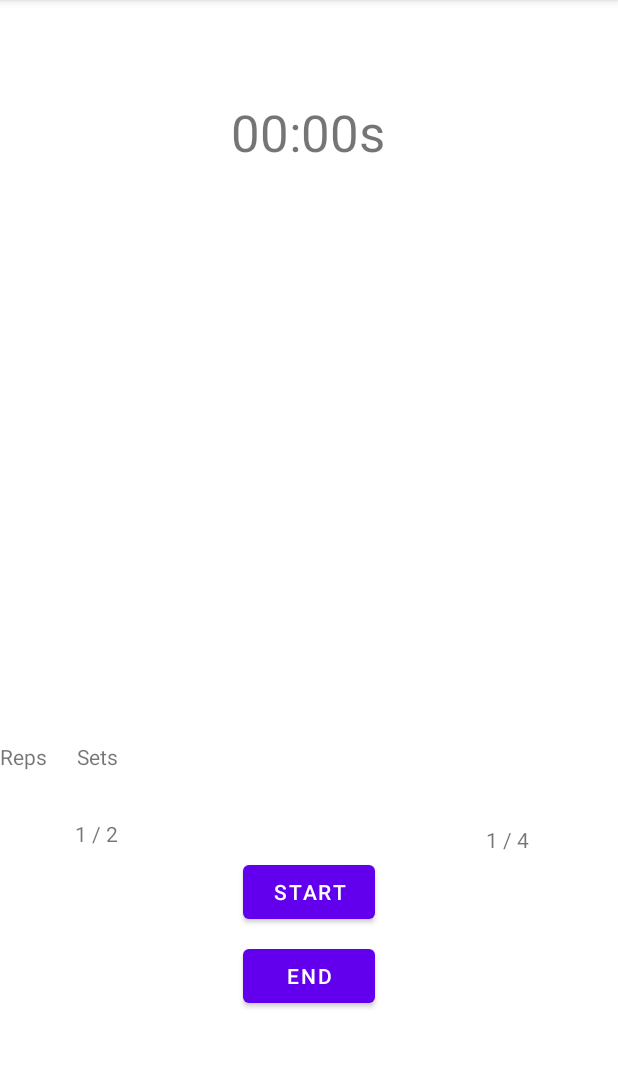
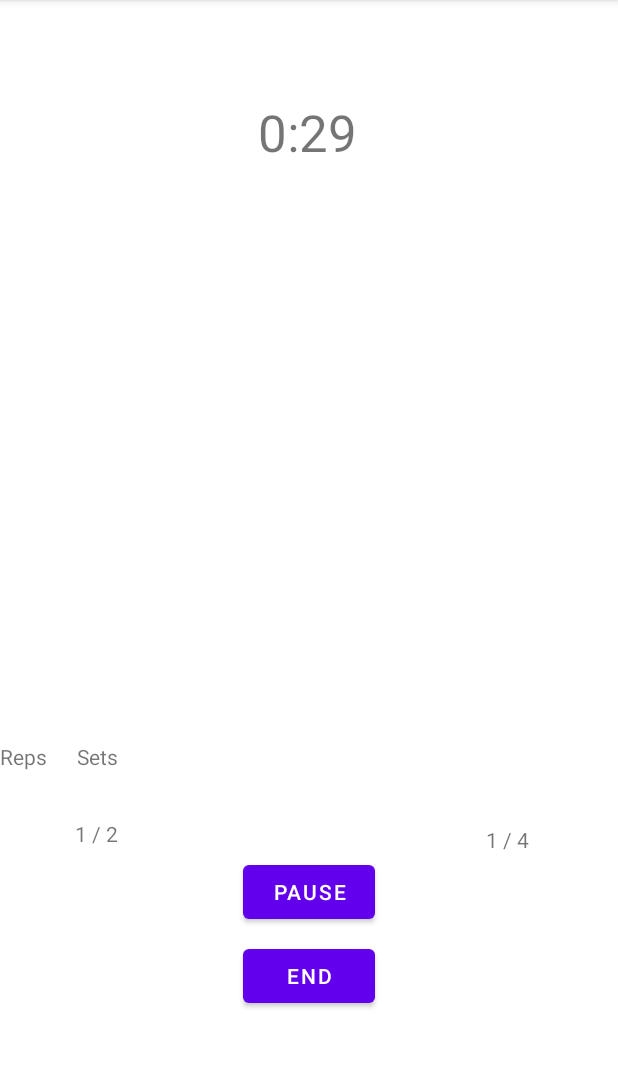
Before and after one commit to 401d11/repose, an Android app: the StretchPageActivity screen opened directly, with no data from a screen before it, after a tap on "START", on a phone screen of 412 x 824 dp, the part 84-1152 px from its top. Run offline under Robolectric (Android 15) with nearby library versions, the phone set to English and light mode, and no system bars.

Commit message:
fine tunes countdown Timer

```diff
--- a/app/src/main/java/com/jrdevsolutions/repose/activities/StretchPageActivity.java
+++ b/app/src/main/java/com/jrdevsolutions/repose/activities/StretchPageActivity.java
@@ -6,6 +6,7 @@ import android.annotation.SuppressLint;
 import android.os.Bundle;
 import android.os.CountDownTimer;
 import android.os.Handler;
+import android.util.Log;
 import android.widget.Button;
 import android.widget.TextView;
 
@@ -16,11 +17,24 @@ import java.util.Timer;
 public class StretchPageActivity extends AppCompatActivity {
 
         TextView timerTextView;
-        long startTime = 0;
-        boolean isTimerAlreadyRunning = false;
+        Button timerButton;
+        long millisLeft = 30000;
+        long min = 0;
+        long sec = 0;
 
+    boolean isTimerAlreadyRunning;
+        CountDownTimer cdTimer;
 
-        //runs without a timer by reposting this handler at the end of the runnable
+    public void timerPause() {
+        cdTimer.cancel();
+    }
+
+    private void timerResume() {
+        Log.i("min", Long.toString(min));
+        Log.i("Sec", Long.toString(sec));
+        timerHandler.postDelayed(timerRunnable, 0);
+    }
+
         Handler timerHandler = new Handler();
         Runnable timerRunnable = new Runnable() {
 
@@ -28,29 +42,31 @@ public class StretchPageActivity extends AppCompatActivity {
             @SuppressLint("DefaultLocale")
             @Override
             public void run() {
-                new CountDownTimer(30000, 1000) {
-                    public void onTick(long millisUntilFinished) {
-                        if(millisUntilFinished >= 10000){
-                        timerTextView.setText(String.format("0:%d", millisUntilFinished / 1000));
-                        } else timerTextView.setText(String.format("0:0%d", millisUntilFinished / 1000));
+                cdTimer = new CountDownTimer(millisLeft, 1000) {
+                    @SuppressLint("SetTextI18n")
+                    public void onTick(long milliTillFinish) {
 
+                        millisLeft = milliTillFinish;
+                        min = (milliTillFinish / (1000 * 60));
+                        sec = ((milliTillFinish / 1000) - min * 60);
 
-//                                "Seconds remaining: " + millisUntilFinished / 1000);
+                        if(sec >= 10){
+                        timerTextView.setText(Long.toString(min) + ":" + Long.toString(sec));
+                        } else timerTextView.setText(Long.toString(min) + ":0" + Long.toString(sec));
+
+                        Log.i("Tick", "Tock");
                     }
+
 
                     public void onFinish() {
                         timerTextView.setText("Done");
+                        millisLeft = 30000;
+                        timerButton.setText("Start");
                         isTimerAlreadyRunning = false;
                     }
-                }.start();
-//                long millis = System.currentTimeMillis() - startTime;
-//                int seconds = (int) (millis / 1000);
-//                int minutes = seconds / 60;
-//                seconds = seconds % 60;
+                };
 
-//                timerTextView.setText(String.format("%d:%02d", minutes, seconds));
-
-//                timerHandler.postDelayed(this, 500);
+                cdTimer.start();
             }
         };
 
@@ -59,18 +75,25 @@ public class StretchPageActivity extends AppCompatActivity {
             super.onCreate(savedInstanceState);
             setContentView(R.layout.activity_stretch_page);
 
+            isTimerAlreadyRunning = false;
+
             timerTextView = (TextView) findViewById(R.id.timerTextView);
 
-            Button timerButton = (Button) findViewById(R.id.timerButton);
+            timerButton = (Button) findViewById(R.id.timerButton);
             timerButton.setText(R.string.Start);
             timerButton.setOnClickListener(view -> {
-                if (timerButton.getText().equals("Stop")) {
-                    timerHandler.removeCallbacks(timerRunnable);
-                    timerButton.setText(R.string.Start);
-                } else if(timerButton.getText().equals("Start") && isTimerAlreadyRunning){
-                    startTime = System.currentTimeMillis();
+                if(timerButton.getText().equals("Start")){
+                    Log.i("Started", timerButton.getText().toString());
+                    timerButton.setText("Pause");
                     timerHandler.postDelayed(timerRunnable, 0);
-                    timerButton.setText(R.string.Stop);
+//                    cdTimer.onTick(30*1000);
+                } else if (timerButton.getText().equals("Pause")){
+                    Log.i("Paused", timerButton.getText().toString());
+                    timerButton.setText("Resume");
+                    timerPause();
+                } else if (timerButton.getText().equals("Resume")){
+                    timerButton.setText("Pause");
+                    timerResume();
                 }
             });
         }
@@ -83,4 +106,6 @@ public class StretchPageActivity extends AppCompatActivity {
             b.setText(R.string.Start);
         }
 
+
+
 }
```
